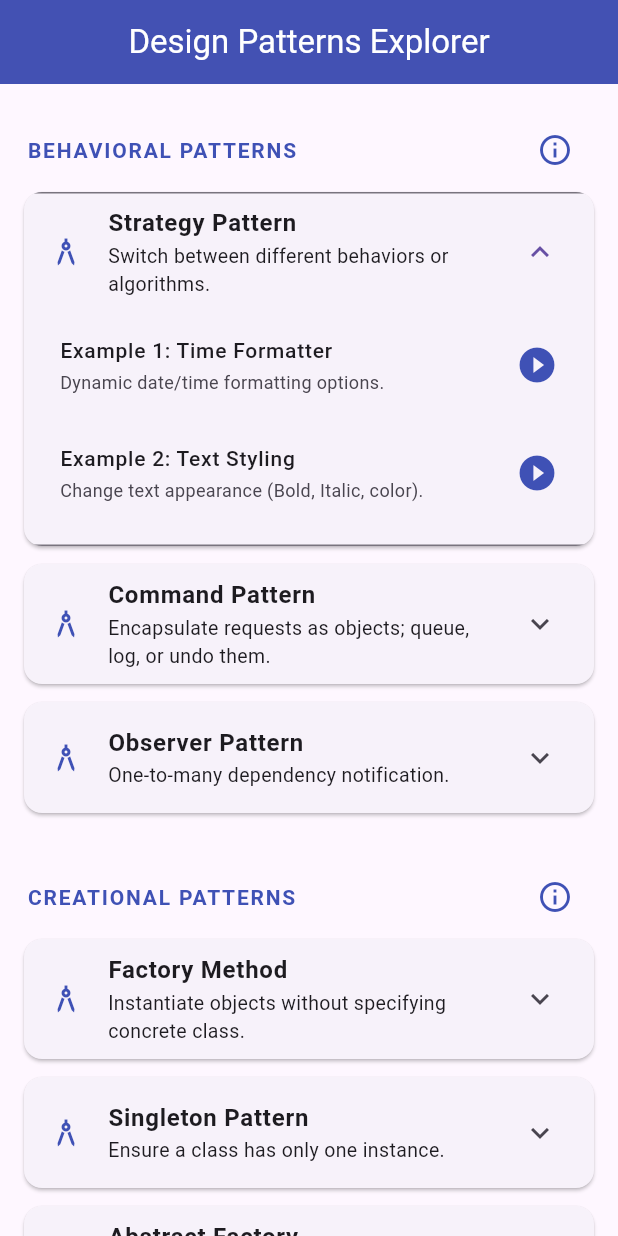
After one commit to abdalrhman7/design-patterns-by-example-dart-flutter, a Flutter app: the screen it shows after launch, after a tap on "Strategy Pattern", on a phone screen of 412 x 824 dp. The commit adds this screen. Run offline on Flutter 3.47's test engine with Material 3 defaults, Android fonts, the phone set to English and light mode, and no system bars.

Commit message:
refactor home screen

```diff
--- /dev/null
+++ b/lib/home_screen/home_page.dart
@@ -0,0 +1,33 @@
+
+import 'package:design_patterns_flutter/home_screen/widgets/pattern_category_section.dart';
+import 'package:flutter/material.dart';
+
+import 'home_pattern_catalog.dart';
+
+class HomePage extends StatelessWidget {
+  const HomePage({super.key});
+
+  static final _categories = buildHomePatternCatalog();
+
+  @override
+  Widget build(BuildContext context) {
+    return Scaffold(
+      appBar: AppBar(
+        title: const Text('Design Patterns Explorer'),
+        centerTitle: true,
+        backgroundColor: Colors.indigo,
+        foregroundColor: Colors.white,
+        elevation: 4,
+      ),
+      body: ListView(
+        padding: const EdgeInsets.symmetric(vertical: 20, horizontal: 16),
+        children: [
+          for (var i = 0; i < _categories.length; i++) ...[
+            PatternCategorySection(category: _categories[i]),
+            if (i < _categories.length - 1) const SizedBox(height: 20),
+          ],
+        ],
+      ),
+    );
+  }
+}
--- /dev/null
+++ b/lib/home_screen/home_pattern_catalog.dart
@@ -0,0 +1,120 @@
+import 'package:design_patterns_flutter/behavioral/command/flutter_examples/counter_undo/ui/counter_undo_screen.dart';
+import 'package:design_patterns_flutter/behavioral/command/flutter_examples/universal_remote/ui/universal_remote_screen.dart';
+import 'package:design_patterns_flutter/behavioral/observer/flutter_examples/weather_observer/ui/weather_observer_screen.dart';
+import 'package:design_patterns_flutter/behavioral/strategy/flutter_examples/text_style_strategy/ui/text_styling_screen.dart';
+import 'package:design_patterns_flutter/behavioral/strategy/flutter_examples/time_format_strategy/ui/time_display_screen.dart';
+import 'package:design_patterns_flutter/creational/abstract_factory/flutter_examples/platform_factory/ui/platform_screen.dart';
+import 'package:design_patterns_flutter/creational/factory_method/flutter_examples/ui/dialog_factory_screen.dart';
+import 'package:design_patterns_flutter/creational/singletone/flutter_examples/ui/counter_singletone_screens.dart';
+import 'package:design_patterns_flutter/home_screen/pattern_models.dart';
+import 'package:design_patterns_flutter/structural/decorator/flutter_examples/pizza_decorator/ui/decorator_pizza_screen.dart';
+
+List<PatternCategory> buildHomePatternCatalog() {
+  return [
+    PatternCategory(
+      name: 'Behavioral Patterns',
+      info: 'How objects talk to each other and share work—who does what, and in what order.',
+      patterns: [
+        PatternItem(
+          name: 'Strategy Pattern',
+          description: 'Switch between different behaviors or algorithms.',
+          examples: [
+            const ExampleItem(
+              title: 'Example 1: Time Formatter',
+              subtitle: 'Dynamic date/time formatting options.',
+              screen: TimeDisplayScreen(),
+            ),
+            const ExampleItem(
+              title: 'Example 2: Text Styling',
+              subtitle: 'Change text appearance (Bold, Italic, color).',
+              screen: TextStylingScreen(),
+            ),
+          ],
+        ),
+        PatternItem(
+          name: 'Command Pattern',
+          description: 'Encapsulate requests as objects; queue, log, or undo them.',
+          examples: [
+            const ExampleItem(
+              title: 'Example 1: Counter & Undo',
+              subtitle: 'Run +1 / -1 as commands and undo the last step.',
+              screen: CounterUndoScreen(),
+            ),
+            const ExampleItem(
+              title: 'Example 2: Universal Remote',
+              subtitle: 'TV, fan, lights — many commands, one invoker + movie macro.',
+              screen: UniversalRemoteScreen(),
+            ),
+          ],
+        ),
+        PatternItem(
+          name: 'Observer Pattern',
+          description: 'One-to-many dependency notification.',
+          examples: [
+            const ExampleItem(
+              title: 'Example 1: Weather Station',
+              subtitle: 'Notifications for temp & humidity changes.',
+              screen: WeatherObserverScreen(),
+            ),
+          ],
+        ),
+      ],
+    ),
+    PatternCategory(
+      name: 'Creational Patterns',
+      info: 'Ways to create objects without being tied to a specific constructor or concrete class',
+      patterns: [
+        PatternItem(
+          name: 'Factory Method',
+          description: 'Instantiate objects without specifying concrete class.',
+          examples: [
+            const ExampleItem(
+              title: 'Example 1: Dialog Factory',
+              subtitle: 'Cross-platform UI components.',
+              screen: DialogFactoryScreen(),
+            ),
+          ],
+        ),
+        PatternItem(
+          name: 'Singleton Pattern',
+          description: 'Ensure a class has only one instance.',
+          examples: [
+            const ExampleItem(
+              title: 'Example 1: App State Counter',
+              subtitle: 'Shared instance between different screens.',
+              screen: CounterFirstScreen(),
+            ),
+          ],
+        ),
+        PatternItem(
+          name: 'Abstract Factory',
+          description: 'Create families of related objects without specifying concrete classes.',
+          examples: [
+            const ExampleItem(
+              title: 'Example 1: Platform UI Widgets',
+              subtitle: 'Material vs Cupertino widget families.',
+              screen: PlatformScreen(),
+            ),
+          ],
+        ),
+      ],
+    ),
+    PatternCategory(
+      name: 'Structural Patterns',
+      info: 'Ways to combine classes or objects into larger structures—wrapping, adapting, or composing them cleanly',
+      patterns: [
+        PatternItem(
+          name: 'Decorator Pattern',
+          description: 'Add behavior to objects dynamically.',
+          examples: [
+            const ExampleItem(
+              title: 'Example 1: Pizza Ordering',
+              subtitle: 'Layering toppings at runtime.',
+              screen: DecoratorPizzaScreen(),
+            ),
+          ],
+        ),
+      ],
+    ),
+  ];
+}
--- /dev/null
+++ b/lib/home_screen/pattern_models.dart
@@ -0,0 +1,40 @@
+import 'package:flutter/material.dart';
+
+/// One runnable example inside a design pattern tile.
+class ExampleItem {
+  final String title;
+  final String subtitle;
+  final Widget screen;
+
+  const ExampleItem({
+    required this.title,
+    required this.subtitle,
+    required this.screen,
+  });
+}
+
+/// One expandable pattern (e.g. Strategy) with its examples.
+class PatternItem {
+  final String name;
+  final String description;
+  final List<ExampleItem> examples;
+
+  const PatternItem({
+    required this.name,
+    required this.description,
+    required this.examples,
+  });
+}
+
+/// A GoF-style group: Behavioral, Creational, or Structural.
+class PatternCategory {
+  final String name;
+  final String info;
+  final List<PatternItem> patterns;
+
+  const PatternCategory({
+    required this.name,
+    required this.info,
+    required this.patterns,
+  });
+}
--- /dev/null
+++ b/lib/home_screen/widgets/pattern_category_section.dart
@@ -0,0 +1,46 @@
+import 'package:design_patterns_flutter/home_screen/pattern_models.dart';
+import 'package:design_patterns_flutter/home_screen/widgets/pattern_expansion_card.dart';
+import 'package:flutter/material.dart';
+
+import 'category_info_dialog.dart';
+
+class PatternCategorySection extends StatelessWidget {
+  const PatternCategorySection({super.key, required this.category});
+
+  final PatternCategory category;
+
+  @override
+  Widget build(BuildContext context) {
+    return Column(
+      crossAxisAlignment: CrossAxisAlignment.start,
+      children: [
+        Padding(
+          padding: const EdgeInsets.only(left: 2, right: 2, bottom: 4),
+          child: Row(
+            crossAxisAlignment: CrossAxisAlignment.center,
+            children: [
+              Expanded(
+                child: Text(
+                  category.name.toUpperCase(),
+                  style: const TextStyle(
+                    fontWeight: FontWeight.bold,
+                    color: Colors.indigo,
+                    letterSpacing: 1.2,
+                  ),
+                ),
+              ),
+              IconButton(
+                icon: const Icon(Icons.info_outline, color: Colors.indigo),
+                tooltip: 'What is ${category.name}?',
+                onPressed: () => showCategoryInfoDialog(context, category.name, category.info),
+                padding: EdgeInsets.zero,
+                constraints: const BoxConstraints(minWidth: 40, minHeight: 40),
+              ),
+            ],
+          ),
+        ),
+        ...category.patterns.map((p) => PatternExpansionCard(pattern: p)),
+      ],
+    );
+  }
+}
--- /dev/null
+++ b/lib/home_screen/widgets/pattern_expansion_card.dart
@@ -0,0 +1,42 @@
+import 'package:flutter/material.dart';
+
+import '../pattern_models.dart';
+
+class PatternExpansionCard extends StatelessWidget {
+  const PatternExpansionCard({super.key, required this.pattern});
+
+  final PatternItem pattern;
+
+  @override
+  Widget build(BuildContext context) {
+    return Card(
+      margin: const EdgeInsets.only(bottom: 12),
+      clipBehavior: Clip.antiAlias,
+      shape: RoundedRectangleBorder(borderRadius: BorderRadius.circular(12)),
+      child: ExpansionTile(
+        title: Text(pattern.name, style: const TextStyle(fontWeight: FontWeight.bold)),
+        subtitle: Text(pattern.description, style: const TextStyle(fontSize: 13)),
+        leading: const Icon(Icons.architecture, color: Colors.indigo),
+        childrenPadding: const EdgeInsets.only(left: 16, right: 16, bottom: 12),
+        children: [
+          for (final example in pattern.examples)
+            ListTile(
+              contentPadding: const EdgeInsets.symmetric(horizontal: 8),
+              title: Text(
+                example.title,
+                style: const TextStyle(fontSize: 14, fontWeight: FontWeight.w500),
+              ),
+              subtitle: Text(example.subtitle, style: const TextStyle(fontSize: 12)),
+              trailing: const Icon(Icons.play_circle_fill, color: Colors.indigo, size: 28),
+              onTap: () {
+                Navigator.push<void>(
+                  context,
+                  MaterialPageRoute<void>(builder: (_) => example.screen),
+                );
+              },
+            ),
+        ],
+      ),
+    );
+  }
+}
--- a/lib/main.dart
+++ b/lib/main.dart
@@ -1,6 +1,5 @@
 import 'package:flutter/material.dart';
-
-import 'home_page.dart';
+import 'home_screen/home_page.dart';
 
 void main() {
   runApp(const MyApp());
```
Also changed, not shown: lib/home_page.dart (deleted, +0 -242 lines), lib/home_screen/widgets/category_info_dialog.dart (added, +21 -0 lines).
